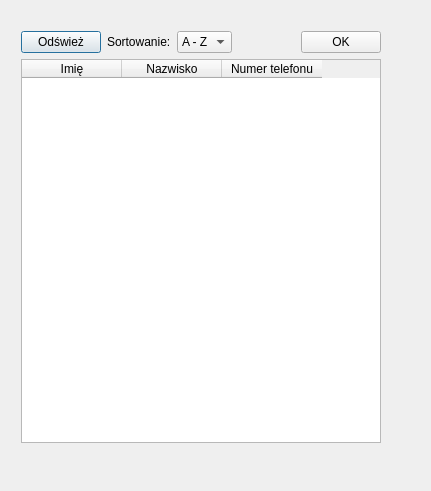
Qt form CELEJ_PROJEKT_SERWIS_PIEC_v2/chooseworkerdialog.ui (kcelej/Celej_Firma_Piec_Biuro_Repo) before a commit.
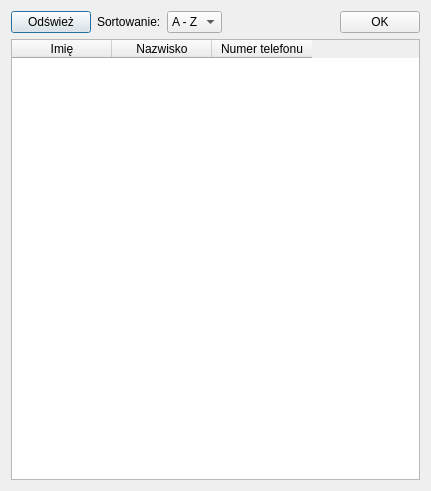
The same form after that commit.

What changed in the file:
```diff
--- a/CELEJ_PROJEKT_SERWIS_PIEC_v2/chooseworkerdialog.ui
+++ b/CELEJ_PROJEKT_SERWIS_PIEC_v2/chooseworkerdialog.ui
@@ -10,18 +10,17 @@
     <height>491</height>
    </rect>
   </property>
+  <property name="sizePolicy">
+   <sizepolicy hsizetype="Expanding" vsizetype="Preferred">
+    <horstretch>0</horstretch>
+    <verstretch>0</verstretch>
+   </sizepolicy>
+  </property>
   <property name="windowTitle">
    <string>chooseWorkerDialog</string>
   </property>
-  <widget class="QWidget" name="layoutWidget">
-   <property name="geometry">
-    <rect>
-     <x>10</x>
-     <y>20</y>
-     <width>382</width>
-     <height>434</height>
-    </rect>
-   </property>
+  <layout class="QVBoxLayout" name="verticalLayout">
+   <item>
    <layout class="QGridLayout" name="gridLayout">
     <item row="0" column="0">
      <layout class="QHBoxLayout" name="horizontalLayout">
@@ -101,7 +100,8 @@
      </widget>
     </item>
    </layout>
-  </widget>
+   </item>
+  </layout>
  </widget>
  <layoutdefault spacing="6" margin="11"/>
  <resources/>
```
Lines whose indentation alone changed are shown as unchanged.
